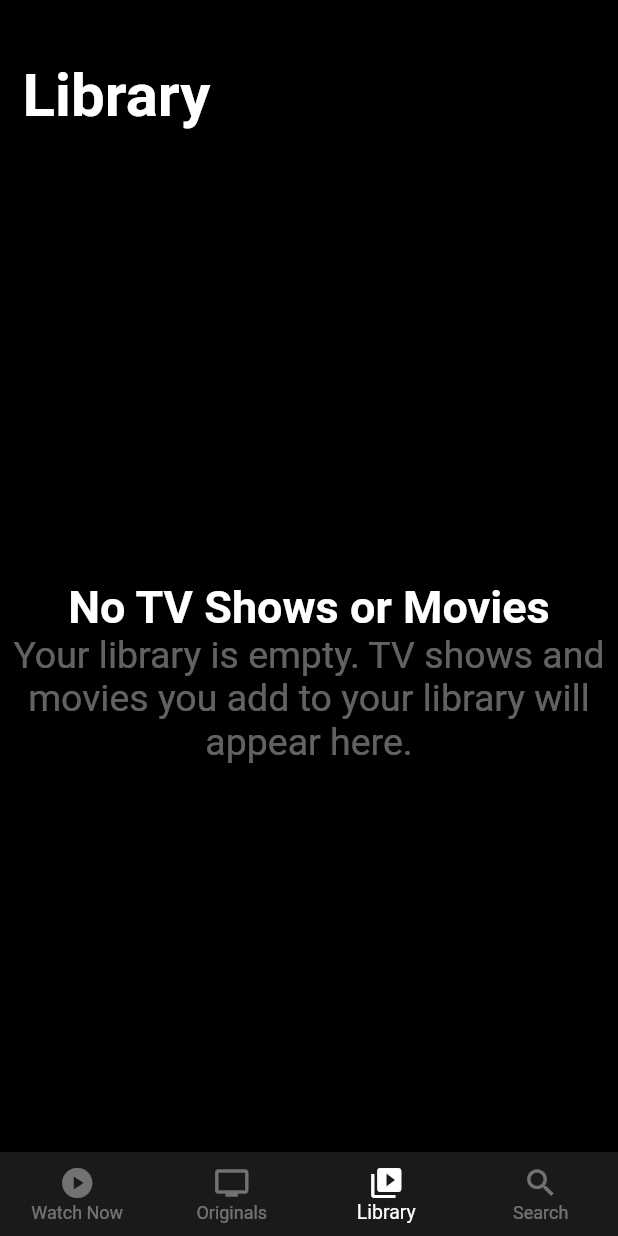
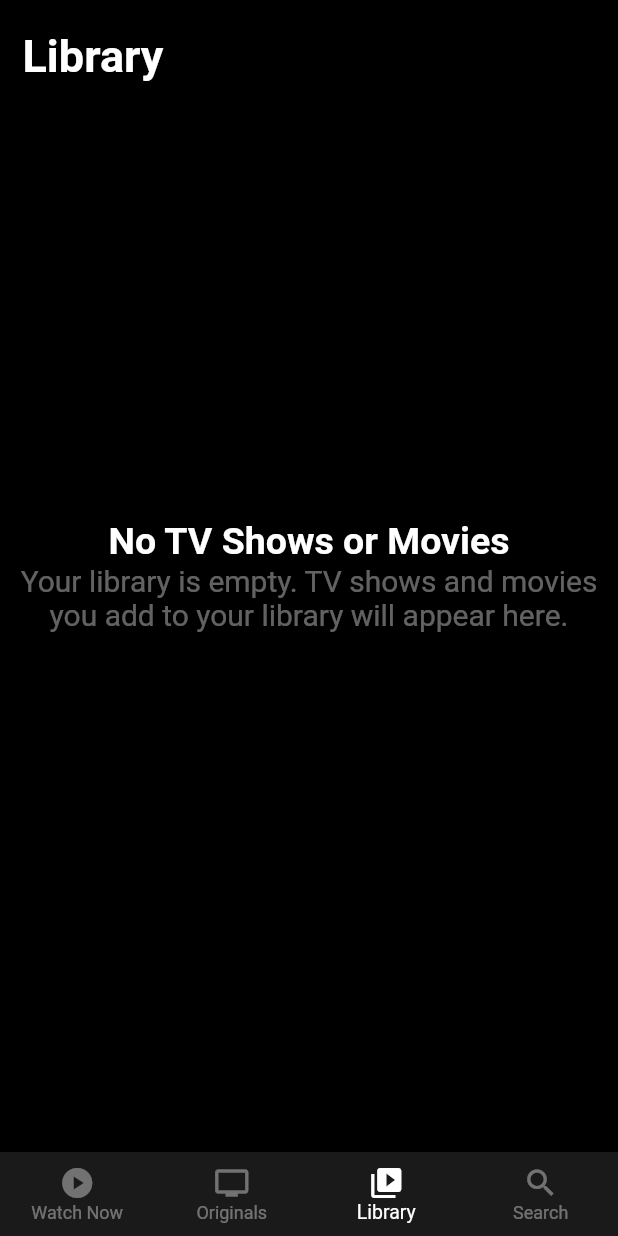
Before and after one commit to dwnlglendale/AppleTV-UI-Clone, a Flutter app: the screen it shows after launch, item 3 of the bottom bar chosen, on a phone screen of 412 x 824 dp. Run offline on Flutter 3.47's test engine with Material 2 defaults, Android fonts, the phone set to English and light mode, and no system bars.

Commit message:
fixed library view (was hardcoded)

```diff
--- a/appletv_ui_clone/lib/library.dart
+++ b/appletv_ui_clone/lib/library.dart
@@ -11,56 +11,52 @@ class Library extends StatefulWidget {
 class _LibraryState extends State<Library> {
   @override
   Widget build(BuildContext context) {
-    return SingleChildScrollView(
+    return Scaffold(
+      body: Stack(
+        children: [
+          SafeArea(
             child: Column(
-        crossAxisAlignment: CrossAxisAlignment.start,
-        mainAxisAlignment: MainAxisAlignment.start,
               children: [
                 Padding(
                   padding: const EdgeInsets.only(
-              top: 40,
+                    top: 20,
                     left: 15,
                   ),
                   child: Text(
                     "Library",
                     style: TextStyle(
-                  fontSize: 40,
                       fontWeight: FontWeight.bold,
-                  color: Colors.white),
+                      fontSize: 30,
                     ),
                   ),
-
-          //Hardcoded to center (# need to change code).
-
-          SizedBox(
-            height: 300,
+                )
+              ],
             ),
-          Column(
-            crossAxisAlignment: CrossAxisAlignment.start,
-            mainAxisAlignment: MainAxisAlignment.start,
+          ),
+          SafeArea(
+            child: Center(
+              child: Column(
+                mainAxisAlignment: MainAxisAlignment.center,
                 children: [
-              Align(
-                alignment: Alignment.center,
-                child: Text(
+                  Text(
                     "No TV Shows or Movies",
                     style: TextStyle(
-                    fontSize: 30,
+                      color: Colors.white,
+                      fontSize: 25,
                       fontWeight: FontWeight.bold,
                     ),
                   ),
-              ),
-              Align(
-                alignment: Alignment.center,
-                child: Text(
+                  Text(
                     "Your library is empty. TV shows and movies you add to your library will appear here.",
                     style: TextStyle(
                       color: Colors.white38,
-                    fontSize: 25,
+                      fontSize: 20,
                     ),
                     textAlign: TextAlign.center,
+                  )
+                ],
               ),
             ),
-            ],
           ),
         ],
       ),
--- a/appletv_ui_clone/lib/watch_now.dart
+++ b/appletv_ui_clone/lib/watch_now.dart
@@ -158,13 +158,13 @@ class _WatchNowState extends State<WatchNow> {
                     ),
                     Text(
                       "See All",
-                      style: TextStyle(fontSize: 24),
+                      style: TextStyle(fontSize: 24, color: Colors.blue),
                     ),
                   ],
                 ),
               ),
               Container(
-                height: 170,
+                height: 100,
                 decoration: BoxDecoration(
                   color: Colors.white12,
                 ),
@@ -172,7 +172,14 @@ class _WatchNowState extends State<WatchNow> {
                   scrollDirection: Axis.horizontal,
                   children: [
                     Row(
-                      children: [Image(image: AssetImage("assets/movie1.jpg"))],
+                      children: [
+                        Container(
+                            decoration: BoxDecoration(
+                              borderRadius: BorderRadius.circular(20),
+                            ),
+                            child:
+                                Image(image: AssetImage("assets/movie1.jpg")))
+                      ],
                     ),
                     SizedBox(
                       width: 3.5,
```
Lines whose indentation alone changed are shown as unchanged.
